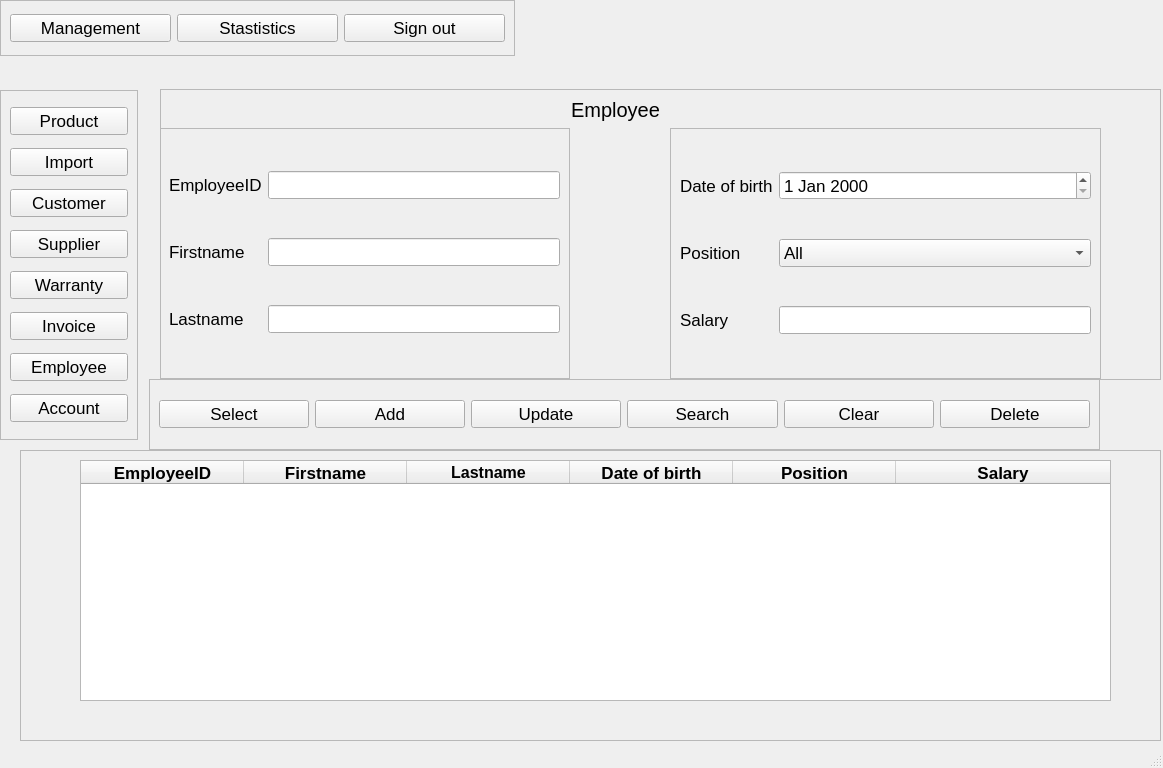
Qt form src/View/VIewUI/EmployeeAdmin.ui (Hai1205/ComputerStore-Python-) before a commit.
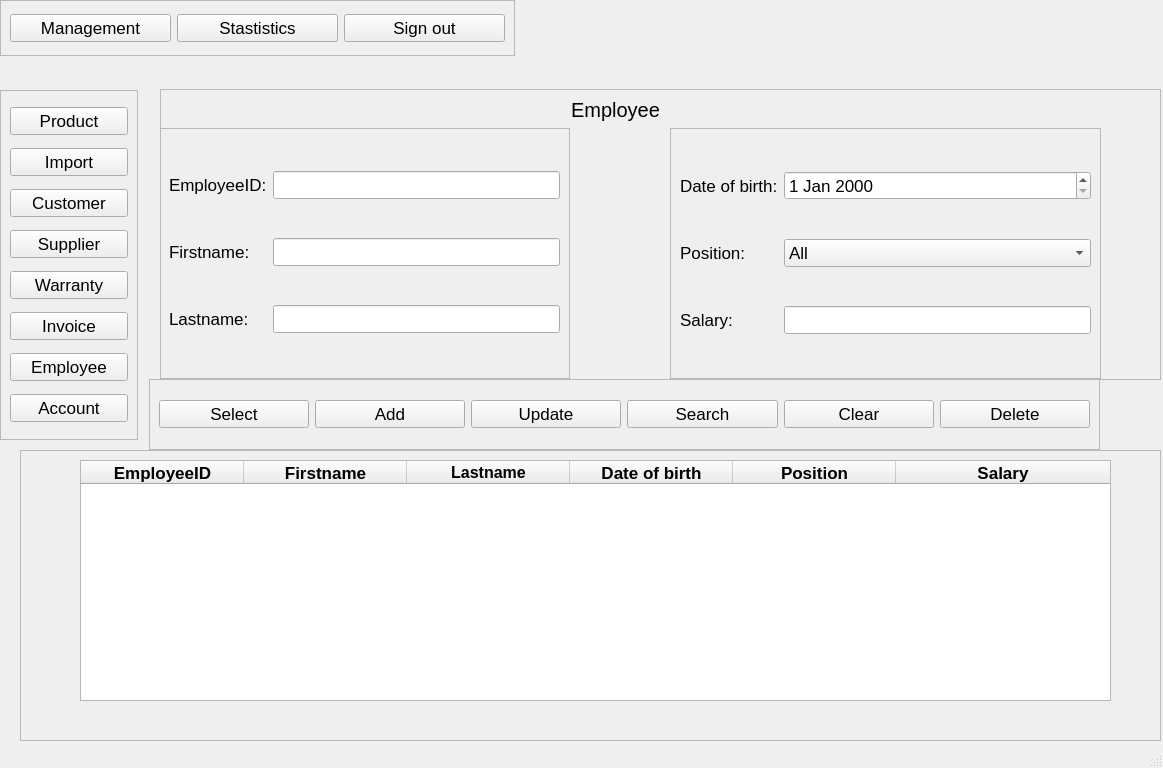
The same form after that commit.

```diff
--- a/src/View/VIewUI/EmployeeAdmin.ui
+++ b/src/View/VIewUI/EmployeeAdmin.ui
@@ -209,7 +209,7 @@
       <item row="1" column="0">
        <widget class="QLabel" name="label_3">
         <property name="text">
-         <string>Firstname</string>
+         <string>Firstname:</string>
         </property>
        </widget>
       </item>
@@ -219,14 +219,14 @@
       <item row="0" column="0">
        <widget class="QLabel" name="label_2">
         <property name="text">
-         <string>EmployeeID</string>
+         <string>EmployeeID:</string>
         </property>
        </widget>
       </item>
       <item row="2" column="0">
        <widget class="QLabel" name="label_6">
         <property name="text">
-         <string>Lastname</string>
+         <string>Lastname:</string>
         </property>
        </widget>
       </item>
@@ -254,7 +254,7 @@
       <item row="0" column="0">
        <widget class="QLabel" name="label_5">
         <property name="text">
-         <string>Date of birth</string>
+         <string>Date of birth:</string>
         </property>
        </widget>
       </item>
@@ -264,14 +264,14 @@
       <item row="2" column="0">
        <widget class="QLabel" name="label_4">
         <property name="text">
-         <string>Salary</string>
+         <string>Salary:</string>
         </property>
        </widget>
       </item>
       <item row="1" column="0">
        <widget class="QLabel" name="label_7">
         <property name="text">
-         <string>Position</string>
+         <string>Position:</string>
         </property>
        </widget>
       </item>
```
